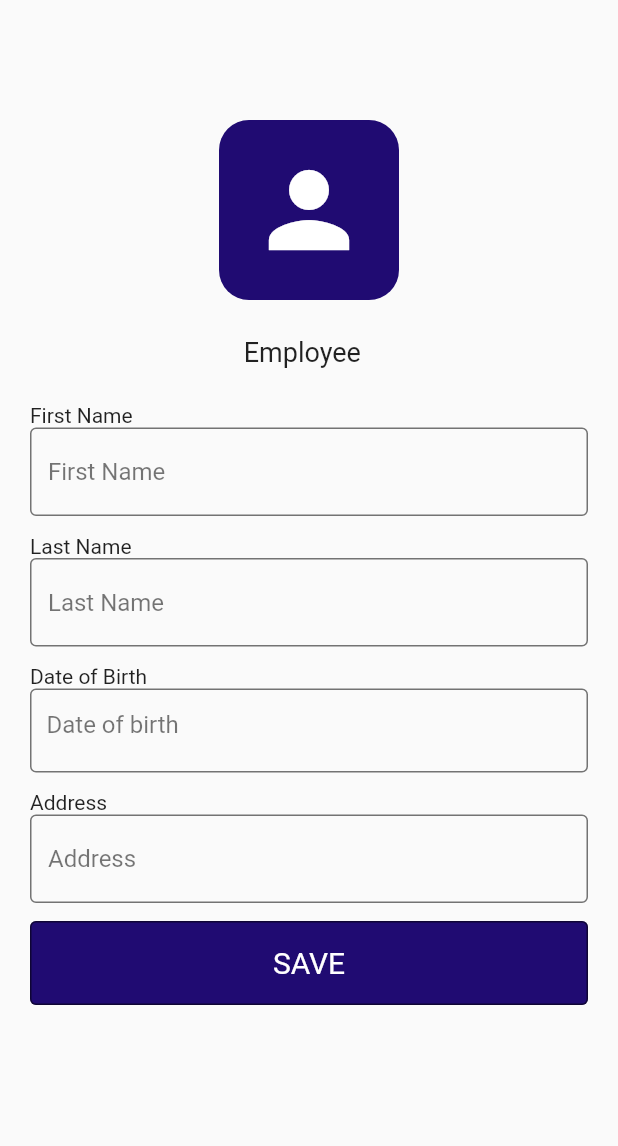
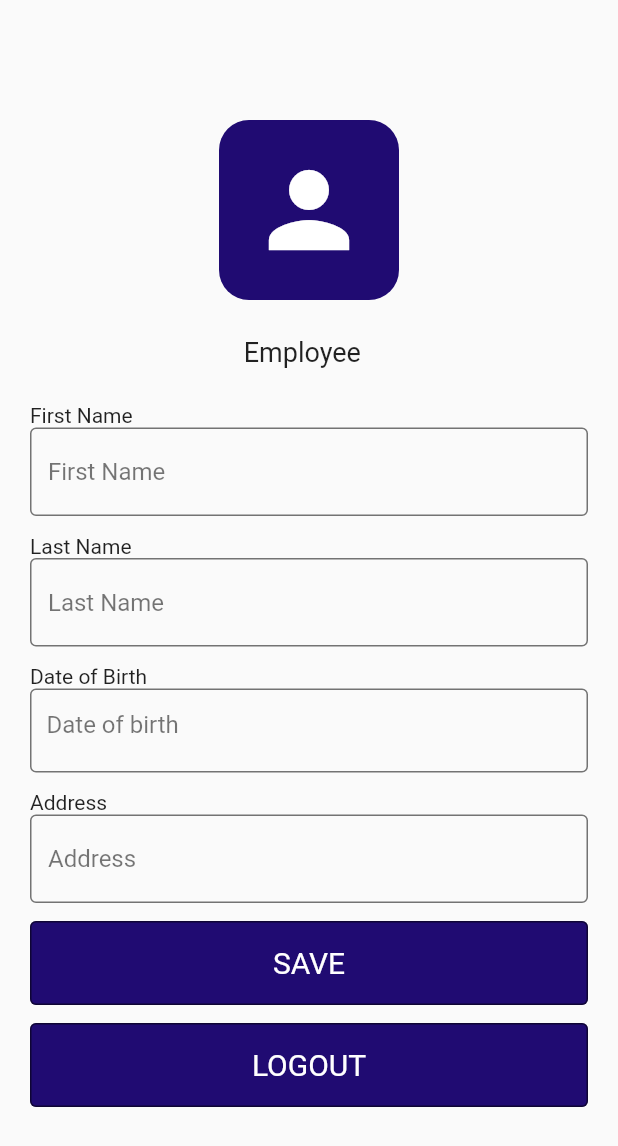
Before and after one commit to hafidpradipta123/hr_attendance, a Flutter app: the ProfileScreen screen opened directly, on a phone screen of 412 x 824 dp. Shown: the top 1146 px of the screen. Run offline on Flutter 3.47's test engine with Material 2 defaults, Android fonts, the phone set to English and light mode, and no system bars; our stand-ins replace cloud_firestore, firebase_auth, firebase_core, firebase_storage, flutter_keyboard_visibility, geocoding and 3 more; missing offline and left inert: month_year_picker, slide_action; accounts and stored records are empty.

Commit message:
Reorganizing the screen files to individual directory

```diff
--- a/lib/main.dart
+++ b/lib/main.dart
@@ -3,7 +3,7 @@ import 'package:flutter/material.dart';
 import 'package:flutter_keyboard_visibility/flutter_keyboard_visibility.dart';
 import 'package:hr_attendance/model/user.dart';
 import 'package:hr_attendance/screens/home_screen.dart';
-import 'package:hr_attendance/screens/login_screen.dart';
+import 'package:hr_attendance/screens/login_Screen/login_screen.dart';
 import 'package:month_year_picker/month_year_picker.dart';
 import 'package:shared_preferences/shared_preferences.dart';
 
--- a/lib/screens/calendar_screen.dart
+++ b/lib/screens/calendar_screen/calendar_screen.dart
@@ -3,10 +3,9 @@ import 'package:flutter/material.dart';
 
 import 'package:intl/intl.dart';
 
-
-
 import 'calendar_screen_month_display.dart';
 import 'calendar_screen_stream_history.dart';
+
 
 class CalendarScreen extends StatefulWidget {
   const CalendarScreen({super.key});
--- a/lib/screens/calendar_screen_stream_history.dart
+++ b/lib/screens/calendar_screen/calendar_screen_stream_history.dart
@@ -2,7 +2,7 @@ import 'package:cloud_firestore/cloud_firestore.dart';
 import 'package:flutter/material.dart';
 import 'package:intl/intl.dart';
 
-import '../model/user.dart';
+import '../../model/user.dart';
 
 
 
--- a/lib/screens/login_screen.dart
+++ b/lib/screens/login_Screen/login_screen.dart
@@ -1,12 +1,14 @@
 import 'package:cloud_firestore/cloud_firestore.dart';
 import 'package:flutter/material.dart';
 import 'package:flutter_keyboard_visibility/flutter_keyboard_visibility.dart';
-import 'package:hr_attendance/screens/login_screen_custom_field.dart';
-import 'package:hr_attendance/screens/login_screen_field_text.dart';
+
+import 'package:hr_attendance/screens/login_Screen/login_screen_field_text.dart';
 import 'package:hr_attendance/screens/home_screen.dart';
 import 'package:shared_preferences/shared_preferences.dart';
 
+import 'login_screen_custom_field.dart';
 import 'login_screen_login_button.dart';
+
 
 class LoginScreen extends StatefulWidget {
   const LoginScreen({super.key});
@@ -119,8 +121,8 @@ class _LoginScreenState extends State<LoginScreen> {
                         sharedPreferences =
                             await SharedPreferences.getInstance();
                         sharedPreferences.setString('employeeId', id).then((_) {
-                          Navigator.pushReplacement(
-                              context,
+                          //tutorial use push replacement
+                          Navigator.pushReplacement(context,
                               MaterialPageRoute(
                                   builder: (context) => const HomeScreen()));
                         });
--- a/lib/screens/profile_screen.dart
+++ b/lib/screens/profile_screen/profile_screen.dart
@@ -4,12 +4,12 @@ import 'package:cloud_firestore/cloud_firestore.dart';
 
 import 'package:firebase_storage/firebase_storage.dart';
 import 'package:flutter/material.dart';
-import 'package:hr_attendance/screens/profile_screen_field.dart';
-import 'package:hr_attendance/screens/profile_screen_text_field.dart';
+import 'package:hr_attendance/screens/profile_screen/profile_screen_field.dart';
+import 'package:hr_attendance/screens/profile_screen/profile_screen_text_field.dart';
 import 'package:image_picker/image_picker.dart';
 import 'package:intl/intl.dart';
 
-import '../model/user.dart';
+import '../../model/user.dart';
 
 class ProfileScreen extends StatefulWidget {
   const ProfileScreen({super.key});
@@ -197,6 +197,28 @@ class _ProfileScreenState extends State<ProfileScreen> {
                   ),
                 ),
               ) : const SizedBox(),
+
+              GestureDetector(
+                onTap: () async {
+                //  Navigator.pop(context);
+                },
+                child: Container(
+                  height: kToolbarHeight,
+                  width: screenWidth,
+                  margin: const EdgeInsets.only(bottom: 12),
+                  decoration: BoxDecoration(
+                      borderRadius: BorderRadius.circular(4),
+                      color: primary,
+                      border: Border.all(color: Colors.black54)),
+                  child: const Center(
+                    child: Text(
+                      "LOGOUT",
+                      style:
+                      TextStyle(color: Colors.white, fontSize: 20),
+                    ),
+                  ),
+                ),
+              )
             ],
           ),
         ),
--- a/lib/screens/today_screen.dart
+++ b/lib/screens/today_screen/today_screen.dart
@@ -3,12 +3,12 @@ import 'dart:async';
 import 'package:cloud_firestore/cloud_firestore.dart';
 import 'package:flutter/material.dart';
 import 'package:hr_attendance/model/user.dart';
+import 'package:hr_attendance/screens/today_screen/today_screen_fixed_text.dart';
 import 'package:intl/intl.dart';
 import 'package:slide_action/slide_action.dart';
 
 import 'today_screen_checkInandOut_box.dart';
 import 'today_screen_datetime_rich_text.dart';
-import 'today_screen_fixed_text.dart';
 import 'today_screen_slider.dart';
 import 'package:geocoding/geocoding.dart';
 
```
Also changed, not shown: lib/screens/home_screen.dart (+7 -4 lines), lib/screens/calendar_screen/calendar_screen_month_display.dart (renamed from lib/screens/calendar_screen_month_display.dart), lib/screens/login_Screen/login_screen_custom_field.dart (renamed from lib/screens/login_screen_custom_field.dart), lib/screens/login_Screen/login_screen_field_text.dart (renamed from lib/screens/login_screen_field_text.dart), lib/screens/login_Screen/login_screen_login_button.dart (renamed from lib/screens/login_screen_login_button.dart), lib/screens/profile_screen/profile_screen_field.dart (renamed from lib/screens/profile_screen_field.dart), lib/screens/profile_screen/profile_screen_text_field.dart (renamed from lib/screens/profile_screen_text_field.dart), lib/screens/today_screen/today_screen_checkInandOut_box.dart (renamed from lib/screens/today_screen_checkInandOut_box.dart), lib/screens/today_screen/today_screen_datetime_rich_text.dart (renamed from lib/screens/today_screen_datetime_rich_text.dart), lib/screens/today_screen/today_screen_fixed_text.dart (renamed from lib/screens/today_screen_fixed_text.dart), lib/screens/today_screen/today_screen_slider.dart (renamed from lib/screens/today_screen_slider.dart).
